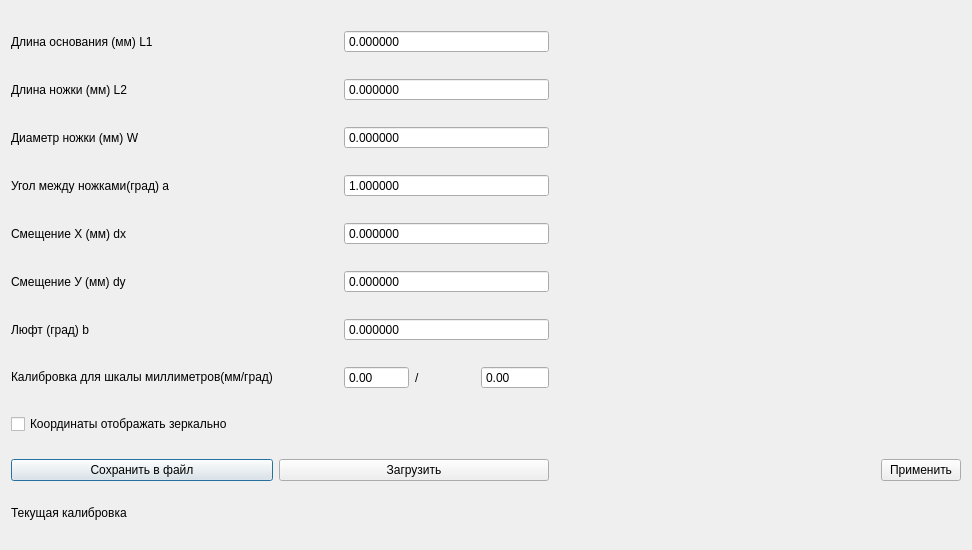
This is settingsdialog.ui in Tima45/ProfileMultyDraw as Qt 5 draws it before an edit. The edited form follows.
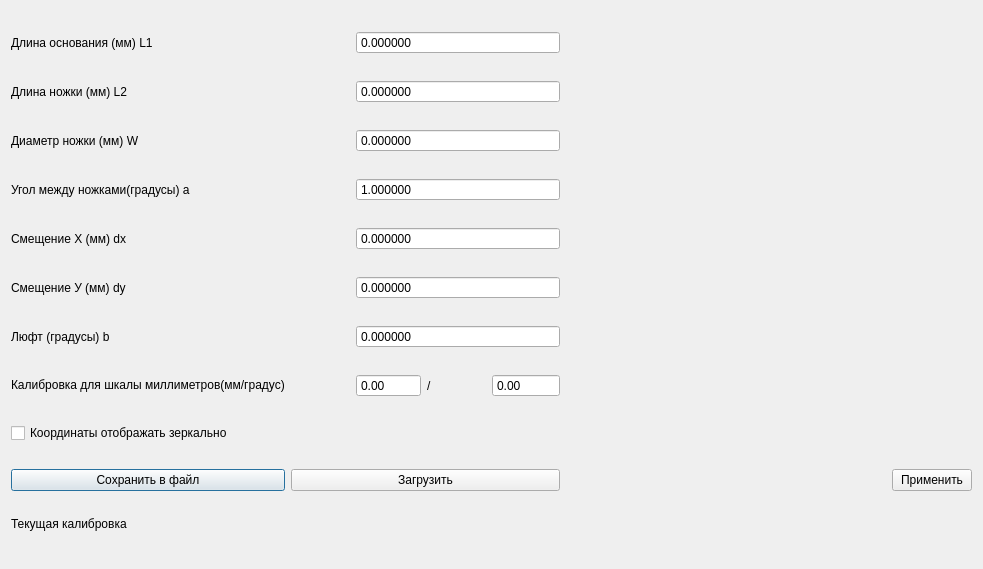
This is the edited form. Icons and pictures are not drawn.

Commit message: v 2.8.1 network fast fixes

The edit to the form file:
```diff
--- a/settingsdialog.ui
+++ b/settingsdialog.ui
@@ -6,8 +6,8 @@
    <rect>
     <x>0</x>
     <y>0</y>
-    <width>972</width>
-    <height>550</height>
+    <width>983</width>
+    <height>569</height>
    </rect>
   </property>
   <property name="windowTitle">
@@ -37,7 +37,7 @@
       </sizepolicy>
      </property>
      <property name="text">
-      <string>Калибровка для шкалы миллиметров(мм/град)</string>
+      <string>Калибровка для шкалы миллиметров(мм/градус)</string>
      </property>
     </widget>
    </item>
@@ -74,7 +74,7 @@
    <item row="3" column="0" colspan="2">
     <widget class="QLabel" name="label_7">
      <property name="text">
-      <string>Угол между ножками(град) a</string>
+      <string>Угол между ножками(градусы) a</string>
      </property>
     </widget>
    </item>
@@ -171,7 +171,7 @@
    <item row="6" column="0" colspan="2">
     <widget class="QLabel" name="label_6">
      <property name="text">
-      <string>Люфт (град) b</string>
+      <string>Люфт (градусы) b</string>
      </property>
     </widget>
    </item>
```
The commit also changes 2 other files.
